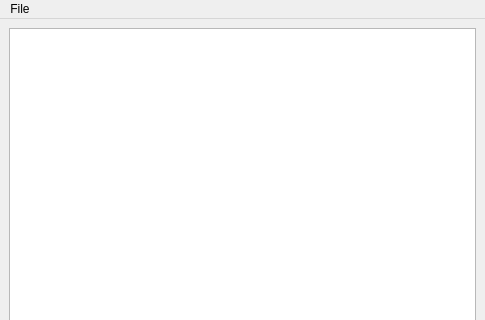
Above: src/littleted/ui/main_window.ui from anetczuk/little-ted before the change; both pictures show x 0 to 485 and y 0 to 320 of the 485 by 507 pixel window. Below: the same form after it.
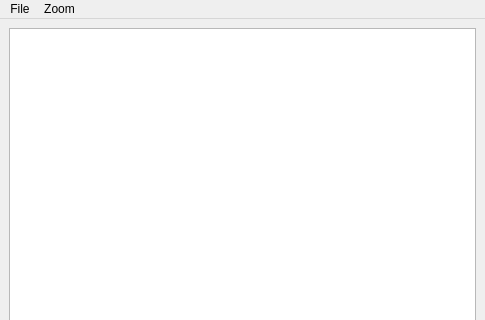
That is the form after the change.

The edit to the form file:
```diff
--- a/src/littleted/ui/main_window.ui
+++ b/src/littleted/ui/main_window.ui
@@ -39,7 +39,15 @@
     </property>
     <addaction name="actionExit"/>
    </widget>
+   <widget class="QMenu" name="menuZoom">
+    <property name="title">
+     <string>Zoom</string>
+    </property>
+    <addaction name="actionZoom_In"/>
+    <addaction name="actionZoom_Out"/>
+   </widget>
    <addaction name="menuConnect"/>
+   <addaction name="menuZoom"/>
   </widget>
   <widget class="QStatusBar" name="statusbar"/>
   <action name="actionConnect">
```
Left out of the diff: 45 changed lines with no effect on the pictures.
